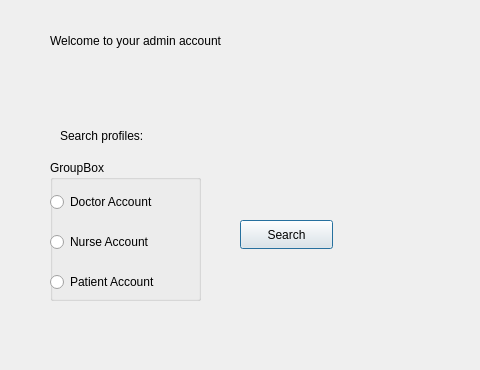
nourelashryy199/CS2LabProject, file admin.ui: the form before one commit; both pictures show x 0 to 480 and y 0 to 370 of the 622 by 523 pixel window.
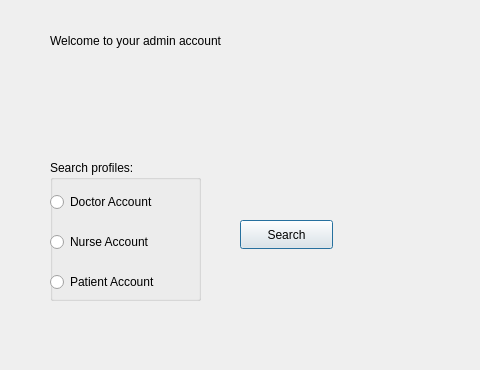
The form after the commit.

The edit to the form file:
```diff
--- a/admin.ui
+++ b/admin.ui
@@ -39,19 +39,6 @@
     <string>Welcome to your admin account</string>
    </property>
   </widget>
-  <widget class="QLabel" name="label_2">
-   <property name="geometry">
-    <rect>
-     <x>60</x>
-     <y>120</y>
-     <width>121</width>
-     <height>31</height>
-    </rect>
-   </property>
-   <property name="text">
-    <string>Search profiles:</string>
-   </property>
-  </widget>
   <widget class="QPushButton" name="pushButton_2">
    <property name="geometry">
     <rect>
@@ -75,7 +62,7 @@
     </rect>
    </property>
    <property name="title">
-    <string>GroupBox</string>
+    <string>Search profiles:</string>
    </property>
    <widget class="QRadioButton" name="radioButtonDoc">
     <property name="geometry">
```
